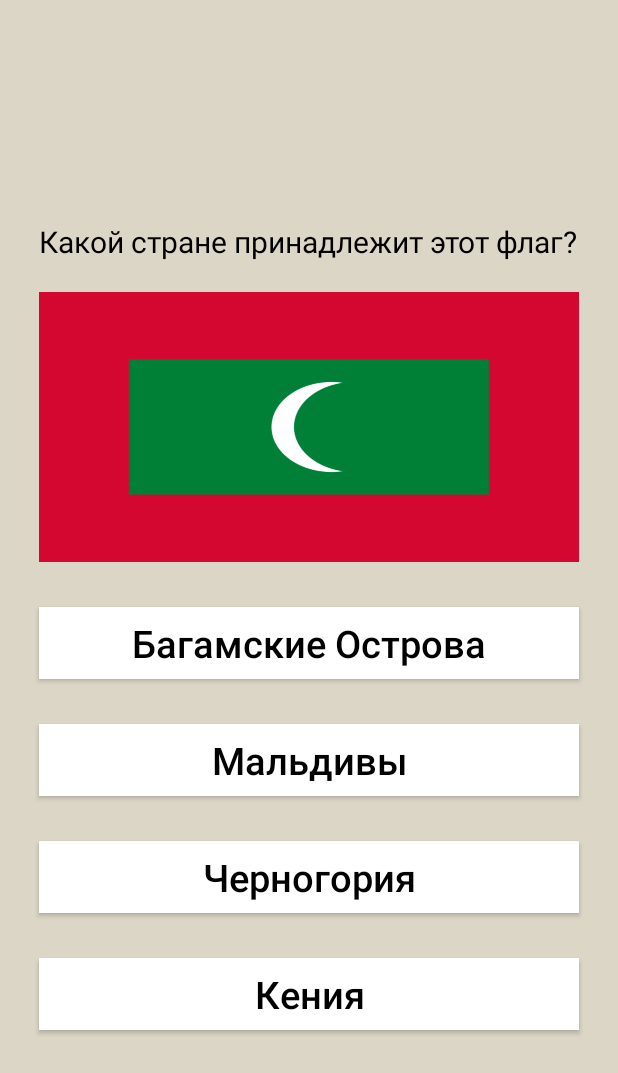
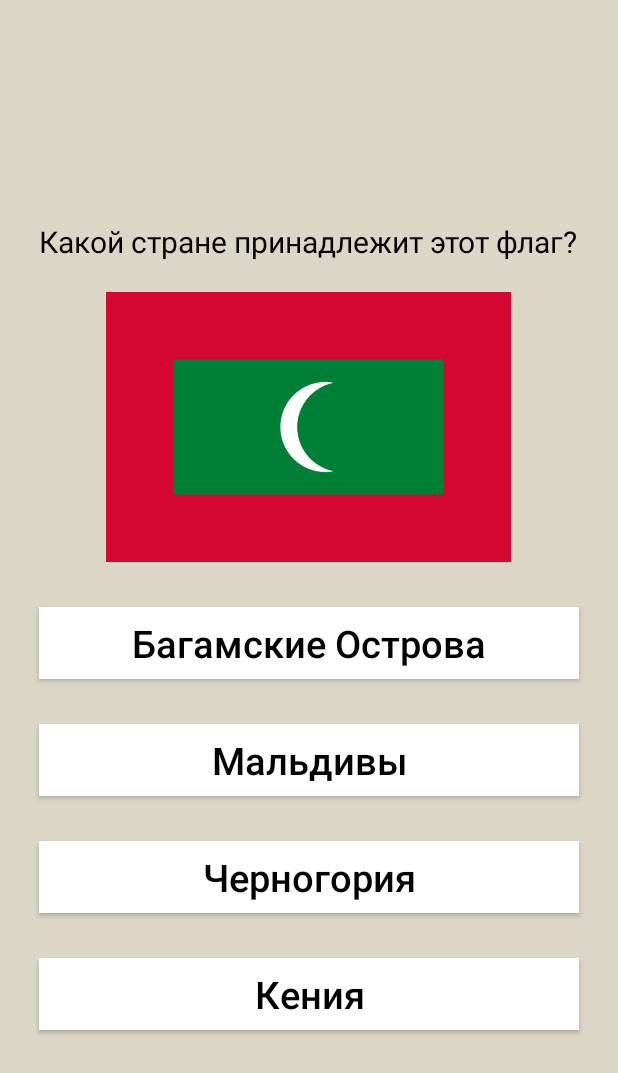
Before and after one commit to HadronCollider/practice21.2-7, an Android app: the CountryByFlagQuizActivity screen opened directly, with no data from a screen before it, after a tap on "Новая Зеландия", on a phone screen of 412 x 824 dp. Shown: the top 1073 px of the screen. Run offline under Robolectric (Android 15) with nearby library versions, the phone set to English and light mode, and no system bars; 1 other tap on this screen came first.

Commit message:
Сделал правильные пропорции флагов

```diff
--- a/app/src/main/java/com/makentoshe/androidgithubcitemplate/CountryByFlagQuizActivity.kt
+++ b/app/src/main/java/com/makentoshe/androidgithubcitemplate/CountryByFlagQuizActivity.kt
@@ -1,19 +1,18 @@
 package com.makentoshe.androidgithubcitemplate
 
 import android.content.Intent
+import android.content.res.Resources
 import android.graphics.Color
-import android.graphics.drawable.Drawable
-import android.media.Image
-import androidx.appcompat.app.AppCompatActivity
 import android.os.Bundle
-import android.os.SystemClock
+import android.util.DisplayMetrics
 import android.util.Log
+import android.util.TypedValue
 import android.widget.ImageView
 import android.widget.Toast
-import androidx.core.content.ContextCompat
-import androidx.core.graphics.drawable.toDrawable
+import androidx.appcompat.app.AppCompatActivity
 import kotlinx.android.synthetic.main.activity_country_by_flag_quiz.*
 import kotlin.random.Random
+
 
 class CountryByFlagQuizActivity : AppCompatActivity() {
 
@@ -32,9 +31,16 @@ class CountryByFlagQuizActivity : AppCompatActivity() {
 
         val img = findViewById<ImageView>(R.id.country_img)
 
-        val flagImg = resources.getIdentifier("f" + countries[right_option].id, "drawable", packageName)
-        img.setBackgroundResource(flagImg)
-        // val imgWidth = ((flagImg.width as Double) / img.height * 180) as Int
+        val metrics: DisplayMetrics = Resources.getSystem().getDisplayMetrics()
+        val pixels = TypedValue.applyDimension(TypedValue.COMPLEX_UNIT_DIP, 180f, metrics)
+
+        img.setBackgroundResource(resources.getIdentifier("f" + countries[right_option].id, "drawable", packageName))
+        var params = img.layoutParams
+        val _ratio = img.background.minimumWidth.toDouble() / img.background.minimumHeight
+        if (_ratio > 2) params.height = (pixels * 2 / _ratio).toInt()
+        else params.width = (_ratio * pixels).toInt()
+        Log.d("width", img.height.toString())
+        img.layoutParams = params
 
         country0.text = countries[0].country
         country1.text = countries[1].country
@@ -62,6 +68,10 @@ class CountryByFlagQuizActivity : AppCompatActivity() {
                     countries = db.getCountries(4)
                     right_option = Random.nextInt(0, 3)
                     img.setBackgroundResource(resources.getIdentifier("f" + countries[right_option].id, "drawable", packageName))
+                    val ratio = img.background.minimumWidth.toDouble() / img.background.minimumHeight
+                    if (ratio > 2) params.height = (img.width / ratio).toInt()
+                    else params.width = (ratio * img.height).toInt()
+                    img.layoutParams = params
                     country0.text = countries[0].country
                     country1.text = countries[1].country
                     country2.text = countries[2].country
--- a/app/src/main/res/layout/activity_country_by_flag_quiz.xml
+++ b/app/src/main/res/layout/activity_country_by_flag_quiz.xml
@@ -28,10 +28,13 @@
         android:id="@+id/country_img"
         android:layout_width="360dp"
         android:layout_height="180dp"
+        android:layout_gravity="center"
+        android:background="@drawable/f1"
+        android:backgroundTintMode="src_atop"
+        android:foregroundGravity="clip_horizontal|clip_vertical"
         android:paddingLeft="10dp"
         android:paddingRight="10dp"
-        android:layout_gravity="center"
-        android:background="@drawable/f1"/>
+        android:scaleType="centerInside" />
 
     <Button
         android:id="@+id/country0"
```
